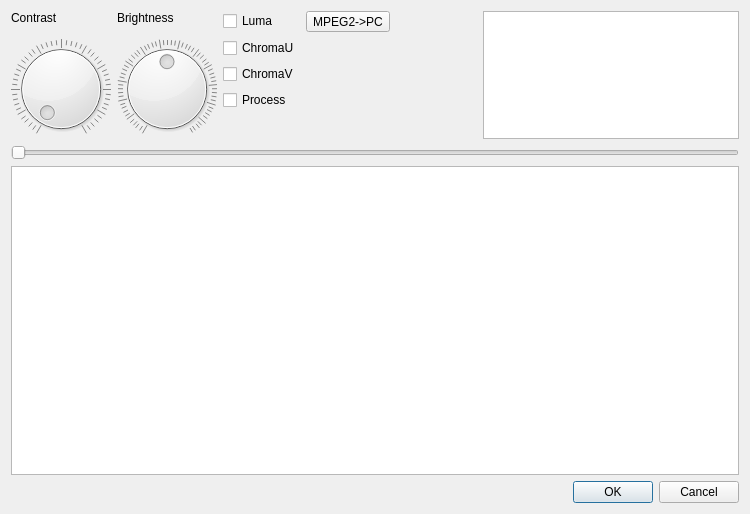
Before: the Qt Designer form avidemux_plugins/ADM_videoFilters6/contrast/qt4/contrast.ui in mean00/avidemux2, drawn with Qt 5.
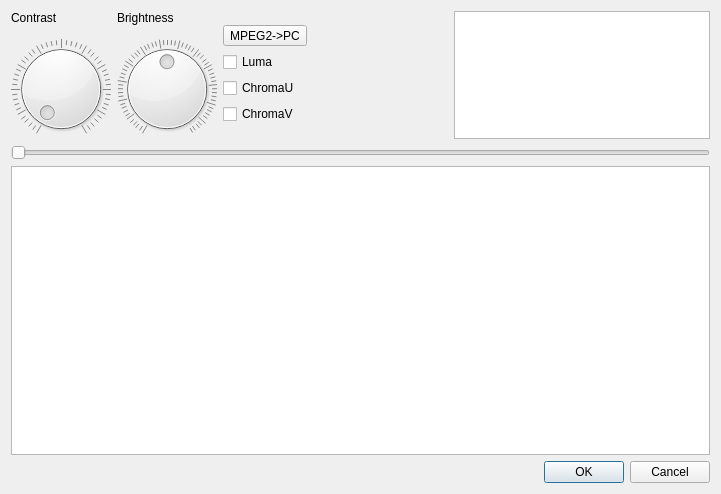
After: the same form once the commit is applied. Custom widgets are drawn as their Qt base class.

Commit message: [contrast][eq2][hue] enable Peek Original. Delete old diverse preview modes.

The edit to the form file:
```diff
--- a/avidemux_plugins/ADM_videoFilters6/contrast/qt4/contrast.ui
+++ b/avidemux_plugins/ADM_videoFilters6/contrast/qt4/contrast.ui
@@ -6,8 +6,8 @@
    <rect>
     <x>0</x>
     <y>0</y>
-    <width>750</width>
-    <height>514</height>
+    <width>721</width>
+    <height>494</height>
    </rect>
   </property>
   <property name="windowTitle">
@@ -112,54 +112,34 @@
       <layout class="QVBoxLayout" name="verticalLayout">
        <item>
         <layout class="QGridLayout" name="gridLayout">
-         <item row="2" column="0">
+         <item row="3" column="0">
           <widget class="QCheckBox" name="checkBoxV">
            <property name="text">
             <string>ChromaV</string>
            </property>
           </widget>
          </item>
-         <item row="1" column="0">
+         <item row="2" column="0">
           <widget class="QCheckBox" name="checkBoxU">
            <property name="text">
             <string>ChromaU</string>
            </property>
           </widget>
          </item>
-         <item row="0" column="0">
+         <item row="1" column="0">
           <widget class="QCheckBox" name="checkBoxY">
            <property name="text">
             <string>Luma</string>
            </property>
           </widget>
          </item>
-         <item row="0" column="1">
+         <item row="0" column="0">
           <widget class="QToolButton" name="toolButton__DVD2PC">
            <property name="text">
             <string>MPEG2-&gt;PC</string>
            </property>
           </widget>
          </item>
-         <item row="4" column="0">
-          <spacer name="verticalSpacerChroma">
-           <property name="orientation">
-            <enum>Qt::Vertical</enum>
-           </property>
-           <property name="sizeHint" stdset="0">
-            <size>
-             <width>20</width>
-             <height>0</height>
-            </size>
-           </property>
-          </spacer>
-         </item>
-         <item row="3" column="0">
-          <widget class="QCheckBox" name="checkBox_Enabled">
-           <property name="text">
-            <string>Process</string>
-           </property>
-          </widget>
-         </item>
         </layout>
        </item>
       </layout>
```
The commit also changes 14 other files.
